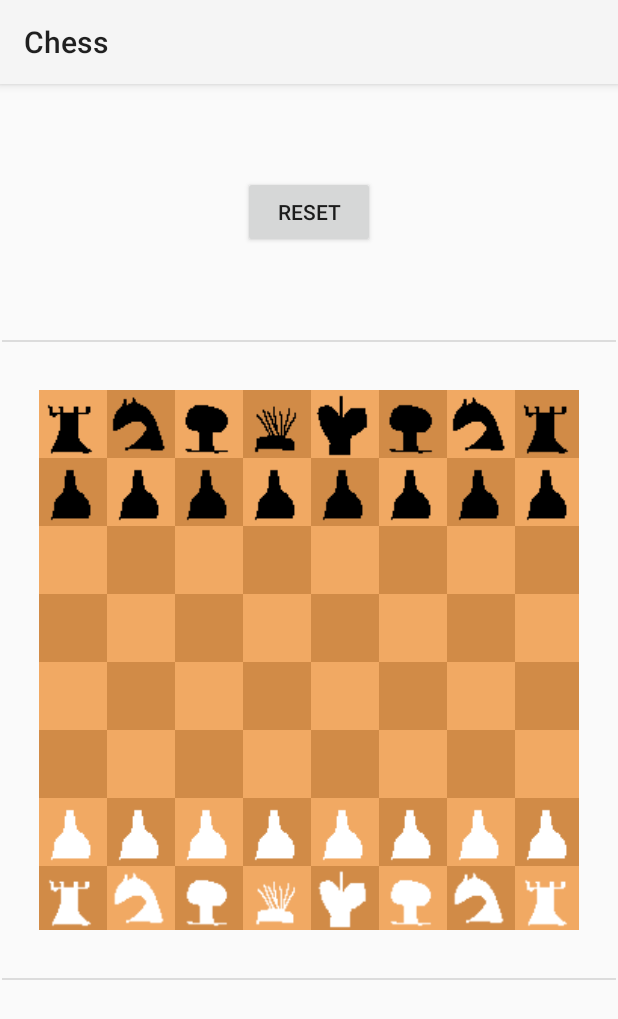
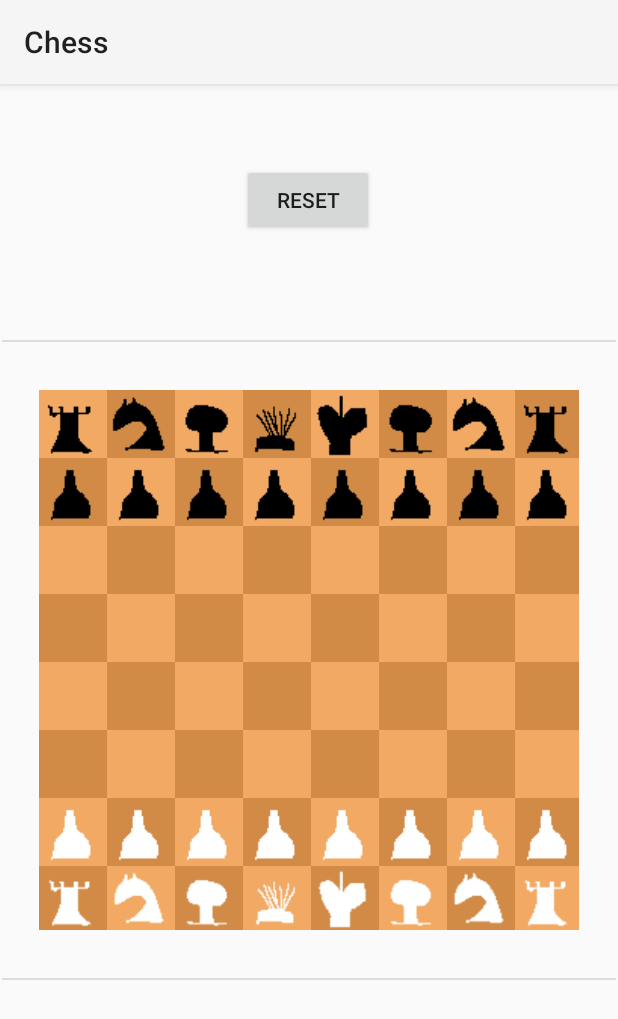
Before and after one commit to sejapoe/Chess, an Android app: the screen it shows after launch (MainActivity), on a phone screen of 412 x 824 dp. Shown: the top 1019 px of the screen. Run offline under Robolectric (Android 15) with nearby library versions, the phone set to English and light mode, and no system bars.

Commit message:
optimize layout view

```diff
--- a/app/src/main/res/layout/activity_main.xml
+++ b/app/src/main/res/layout/activity_main.xml
@@ -10,10 +10,11 @@
             android:layout_width="360dp"
             android:layout_height="360dp" app:layout_constraintTop_toTopOf="parent"
             app:layout_constraintBottom_toBottomOf="parent" android:id="@+id/tableLayout"
-            app:layout_constraintStart_toStartOf="parent" app:layout_constraintEnd_toEndOf="parent">
+            app:layout_constraintStart_toStartOf="parent" app:layout_constraintEnd_toEndOf="parent"
+    >
         <TableRow
                 android:layout_width="360dp"
-                android:layout_height="45dp" android:id="@+id/row_8">
+                android:layout_height="45dp" android:id="@+id/row_8" tools:visibility="gone">
             <ImageView
                     android:layout_width="wrap_content"
                     android:layout_height="wrap_content"
@@ -77,7 +78,7 @@
         </TableRow>
         <TableRow
                 android:layout_width="360dp"
-                android:layout_height="45dp" android:id="@+id/row_7">
+                android:layout_height="45dp" android:id="@+id/row_7" tools:visibility="gone">
             <ImageView
                     android:layout_width="wrap_content"
                     android:layout_height="wrap_content"
@@ -141,7 +142,7 @@
         </TableRow>
         <TableRow
                 android:layout_width="360dp"
-                android:layout_height="45dp" android:id="@+id/row_6">
+                android:layout_height="45dp" android:id="@+id/row_6" tools:visibility="gone">
             <ImageView
                     android:layout_width="wrap_content"
                     android:layout_height="wrap_content"
@@ -205,7 +206,7 @@
         </TableRow>
         <TableRow
                 android:layout_width="360dp"
-                android:layout_height="45dp" android:id="@+id/row_5">
+                android:layout_height="45dp" android:id="@+id/row_5" tools:visibility="gone">
             <ImageView
                     android:layout_width="wrap_content"
                     android:layout_height="wrap_content"
@@ -269,7 +270,7 @@
         </TableRow>
         <TableRow
                 android:layout_width="360dp"
-                android:layout_height="45dp" android:id="@+id/row_4">
+                android:layout_height="45dp" android:id="@+id/row_4" tools:visibility="gone">
             <ImageView
                     android:layout_width="wrap_content"
                     android:layout_height="wrap_content"
@@ -333,7 +334,7 @@
         </TableRow>
         <TableRow
                 android:layout_width="360dp"
-                android:layout_height="45dp" android:id="@+id/row_3">
+                android:layout_height="45dp" android:id="@+id/row_3" tools:visibility="gone">
             <ImageView
                     android:layout_width="wrap_content"
                     android:layout_height="wrap_content"
@@ -397,7 +398,7 @@
         </TableRow>
         <TableRow
                 android:layout_width="360dp"
-                android:layout_height="45dp" android:id="@+id/row_2">
+                android:layout_height="45dp" android:id="@+id/row_2" tools:visibility="gone">
             <ImageView
                     android:layout_width="wrap_content"
                     android:layout_height="wrap_content"
@@ -461,7 +462,7 @@
         </TableRow>
         <TableRow
                 android:layout_width="360dp"
-                android:layout_height="wrap_content" android:id="@+id/row_1">
+                android:layout_height="wrap_content" android:id="@+id/row_1" tools:visibility="gone">
             <ImageView
                     android:layout_width="wrap_content"
                     android:layout_height="wrap_content"
@@ -545,6 +546,7 @@
             android:layout_height="wrap_content" android:id="@+id/resetButton"
             app:layout_constraintBottom_toTopOf="@+id/divider2"
             app:layout_constraintTop_toTopOf="parent" app:layout_constraintStart_toStartOf="parent"
-            app:layout_constraintEnd_toEndOf="parent"/>
+            app:layout_constraintEnd_toEndOf="parent" app:layout_constraintHorizontal_bias="0.498"
+            app:layout_constraintVertical_bias="0.434"/>
 
 </androidx.constraintlayout.widget.ConstraintLayout>
```
